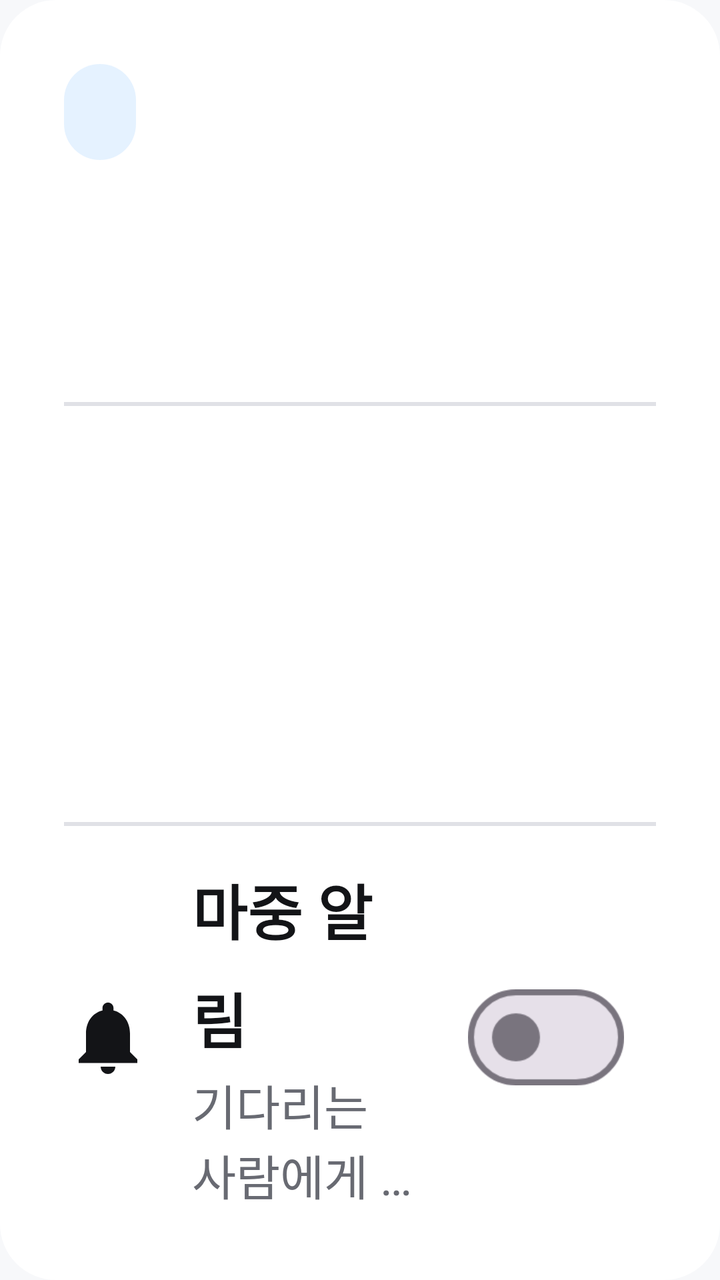
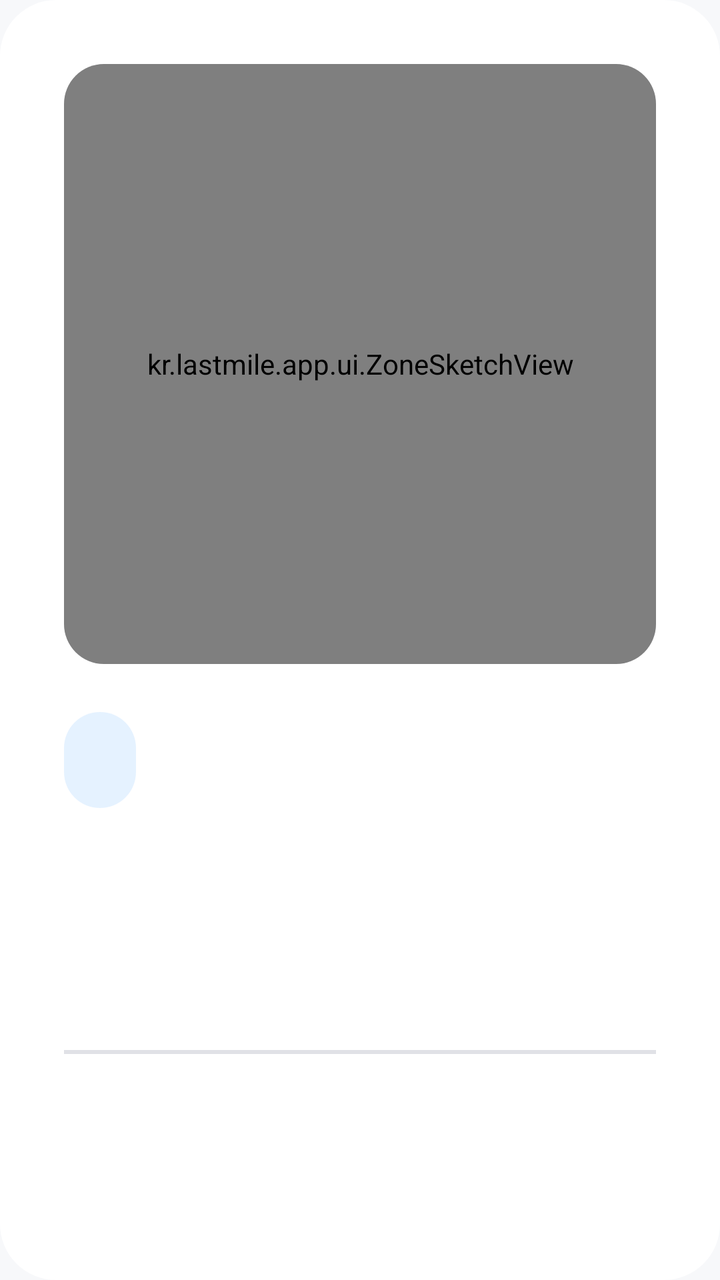

Screens rendered from an Android XML layout before and after an edit, with the pre-edit source and the edit as a unified diff.
<!-- AndroidManifest.xml: application theme Theme.LastMile -->
<!-- res/layout/card_detail.xml -->
<?xml version="1.0" encoding="utf-8"?>
<LinearLayout xmlns:android="http://schemas.android.com/apk/res/android" android:layout_width="match_parent" android:layout_height="wrap_content"
    android:orientation="vertical" android:background="@drawable/bg_card" android:padding="@dimen/card_padding">
    <TextView android:id="@+id/detailCategory" style="@style/Chip" android:layout_width="wrap_content" android:layout_height="wrap_content" android:background="@drawable/bg_chip_accent" android:textColor="@color/accent" android:minHeight="48dp" android:paddingStart="18dp" android:paddingEnd="18dp"/>
    <TextView android:id="@+id/detailName" style="@style/Text.Title" android:layout_width="match_parent" android:layout_height="wrap_content" android:layout_marginTop="16dp" android:maxLines="2" android:ellipsize="end"/>
    <TextView android:id="@+id/detailAddress" style="@style/Text.Label" android:layout_width="match_parent" android:layout_height="wrap_content" android:layout_marginTop="6dp" android:maxLines="1" android:ellipsize="end"/>
    <View android:layout_width="match_parent" android:layout_height="2dp" android:background="@color/outline" android:layout_marginTop="24dp" android:layout_marginBottom="20dp"/>
    <include android:id="@+id/detailCurb" layout="@layout/row_fact"/>
    <include android:id="@+id/detailParking" layout="@layout/row_fact" android:layout_width="match_parent" android:layout_height="wrap_content" android:layout_marginTop="18dp"/>
    <include android:id="@+id/detailMeet" layout="@layout/row_fact" android:layout_width="match_parent" android:layout_height="wrap_content" android:layout_marginTop="18dp"/>
    <View android:layout_width="match_parent" android:layout_height="2dp" android:background="@color/outline" android:layout_marginTop="20dp" android:layout_marginBottom="20dp"/>
    
    <LinearLayout android:id="@+id/meetingCard" android:layout_width="match_parent" android:layout_height="wrap_content" android:orientation="horizontal" android:gravity="center_vertical" android:clickable="true" android:focusable="true">
        <ImageView android:layout_width="44dp" android:layout_height="44dp" android:src="@drawable/ic_bell" android:tint="@color/text_primary"/>
        <LinearLayout android:layout_width="0dp" android:layout_weight="1" android:layout_height="wrap_content" android:orientation="vertical" android:layout_marginStart="20dp" android:layout_marginEnd="12dp">
            <TextView style="@style/Text.Body" android:layout_width="wrap_content" android:layout_height="wrap_content" android:textStyle="bold" android:text="@string/meeting_mode"/>
            <TextView android:id="@+id/meetingDesc" style="@style/Text.Label" android:layout_width="match_parent" android:layout_height="wrap_content" android:layout_marginTop="4dp" android:maxLines="2" android:ellipsize="end" android:text="@string/meeting_off"/>
        </LinearLayout>
        <FrameLayout android:layout_width="110dp" android:layout_height="60dp">
            <com.google.android.material.materialswitch.MaterialSwitch android:id="@+id/meetingSwitch" android:layout_width="wrap_content" android:layout_height="wrap_content" android:layout_gravity="center" android:scaleX="1.5" android:scaleY="1.5"/>
        </FrameLayout>
    </LinearLayout>
</LinearLayout>
<!-- res/layout/row_fact.xml (included above) -->
<?xml version="1.0" encoding="utf-8"?>
<LinearLayout xmlns:android="http://schemas.android.com/apk/res/android" android:layout_width="match_parent" android:layout_height="wrap_content" android:orientation="horizontal" android:gravity="center_vertical">
    <ImageView android:id="@+id/factIcon" android:layout_width="44dp" android:layout_height="44dp" android:tint="@color/text_primary"/>
    <TextView android:id="@+id/factLabel" style="@style/Text.Label" android:layout_width="96dp" android:layout_height="wrap_content" android:layout_marginStart="20dp"/>
    <TextView android:id="@+id/factValue" style="@style/Text.Body" android:layout_width="0dp" android:layout_weight="1" android:layout_height="wrap_content" android:textStyle="bold" android:maxLines="2" android:ellipsize="end"/>
</LinearLayout>
<!-- resources referenced by this layout -->
<resources>
  <color name="accent">@color/informative_positive</color>
  <color name="outline">@color/basic_600</color>
  <color name="text_primary">@color/basic_100</color>
  <dimen name="card_padding">32dp</dimen>
  <!-- drawable bg_card (drawable) -->
  <shape xmlns:android="http://schemas.android.com/apk/res/android" android:shape="rectangle">
      <solid android:color="@color/surface"/>
      <corners android:radius="@dimen/card_radius"/>
  </shape>
  <!-- drawable bg_chip_accent (drawable) -->
  <shape xmlns:android="http://schemas.android.com/apk/res/android" android:shape="rectangle">
      <solid android:color="@color/accent_container"/>
      <corners android:radius="30dp"/>
  </shape>
  <string name="meeting_mode">마중 알림</string>
  <string name="meeting_off">기다리는 사람에게 도착 소식을 자동으로 보내요</string>
  <style name="Chip"><item name="android:background">@drawable/bg_chip</item><item name="android:minHeight">@dimen/chip_height</item><item name="android:gravity">center</item><item name="android:paddingStart">24dp</item><item name="android:paddingEnd">24dp</item><item name="android:textSize">@dimen/text_label</item><item name="android:textColor">@color/text_primary</item><item name="android:textStyle">bold</item></style>
  <style name="Text.Body"><item name="android:textSize">@dimen/text_body</item><item name="android:lineSpacingMultiplier">1.25</item></style>
  <style name="Text.Label"><item name="android:textSize">@dimen/text_label</item><item name="android:textColor">@color/text_secondary</item></style>
  <style name="Text.Title"><item name="android:textSize">@dimen/text_title</item><item name="android:textStyle">bold</item><item name="android:letterSpacing">-0.01</item></style>
  <color name="informative_positive">#0082FF</color>
  <color name="basic_600">#E0E1E6</color>
  <color name="basic_100">#131417</color>
  <color name="surface">@color/basic_900</color>
  <dimen name="card_radius">28dp</dimen>
  <color name="accent_container">#1A0082FF</color>
  <!-- drawable bg_chip (drawable) -->
  <shape xmlns:android="http://schemas.android.com/apk/res/android" android:shape="rectangle">
      <solid android:color="@color/surface_variant"/>
      <corners android:radius="30dp"/>
  </shape>
  <dimen name="chip_height">60dp</dimen>
  <dimen name="text_label">24sp</dimen>
  <dimen name="text_body">30sp</dimen>
  <color name="text_secondary">@color/basic_300</color>
  <dimen name="text_title">40sp</dimen>
  <color name="background">@color/basic_800</color>
  <color name="button_primary">@color/basic_100</color>
  <color name="text_on_primary">@color/basic_900</color>
  <style name="Theme.LastMile.Sheet" parent="ThemeOverlay.Material3.BottomSheetDialog">
          <item name="bottomSheetStyle">@style/Widget.LastMile.Sheet</item>
      </style>
  <color name="basic_900">#FFFFFF</color>
  <color name="surface_variant">@color/basic_700</color>
  <color name="basic_300">#686A72</color>
  <color name="basic_800">#F7F8FA</color>
  <style name="Widget.LastMile.Sheet" parent="Widget.Material3.BottomSheet.Modal">
          <item name="android:background">@drawable/bg_sheet</item>
          <item name="backgroundTint">@null</item>
          <item name="android:maxWidth">1400dp</item>
          <item name="behavior_skipCollapsed">true</item>
          <item name="behavior_fitToContents">true</item>
      </style>
  <color name="basic_700">#EDEEF2</color>
  <!-- drawable bg_sheet (drawable) -->
  <shape xmlns:android="http://schemas.android.com/apk/res/android" android:shape="rectangle">
      <solid android:color="@color/surface"/>
      <corners android:topLeftRadius="36dp" android:topRightRadius="36dp"/>
  </shape>
  <!-- unchanged entries left out for length: 2 -->
</resources>

<!-- the commit's change to res/layout/card_detail.xml (unified diff, before → after) -->
@@ -1,6 +1,9 @@
 <?xml version="1.0" encoding="utf-8"?>
 <LinearLayout xmlns:android="http://schemas.android.com/apk/res/android" android:layout_width="match_parent" android:layout_height="wrap_content"
     android:orientation="vertical" android:background="@drawable/bg_card" android:padding="@dimen/card_padding">
+    <FrameLayout android:id="@+id/mapSlotIdle" android:layout_width="match_parent" android:layout_height="300dp" android:background="@drawable/bg_map" android:clipToOutline="true" android:layout_marginBottom="24dp">
+        <kr.lastmile.app.ui.ZoneSketchView android:id="@+id/idleSketch" android:layout_width="match_parent" android:layout_height="match_parent"/>
+    </FrameLayout>
     <TextView android:id="@+id/detailCategory" style="@style/Chip" android:layout_width="wrap_content" android:layout_height="wrap_content" android:background="@drawable/bg_chip_accent" android:textColor="@color/accent" android:minHeight="48dp" android:paddingStart="18dp" android:paddingEnd="18dp"/>
     <TextView android:id="@+id/detailName" style="@style/Text.Title" android:layout_width="match_parent" android:layout_height="wrap_content" android:layout_marginTop="16dp" android:maxLines="2" android:ellipsize="end"/>
     <TextView android:id="@+id/detailAddress" style="@style/Text.Label" android:layout_width="match_parent" android:layout_height="wrap_content" android:layout_marginTop="6dp" android:maxLines="1" android:ellipsize="end"/>
<!-- resource entries referenced after the edit -->
@@ -13,6 +13,11 @@
   <shape xmlns:android="http://schemas.android.com/apk/res/android" android:shape="rectangle">
       <solid android:color="@color/accent_container"/>
       <corners android:radius="30dp"/>
+  </shape>
+  <!-- drawable bg_map (drawable) -->
+  <shape xmlns:android="http://schemas.android.com/apk/res/android" android:shape="rectangle">
+      <solid android:color="@color/surface_variant"/>
+      <corners android:radius="20dp"/>
   </shape>
   <string name="meeting_mode">마중 알림</string>
   <string name="meeting_off">기다리는 사람에게 도착 소식을 자동으로 보내요</string>
